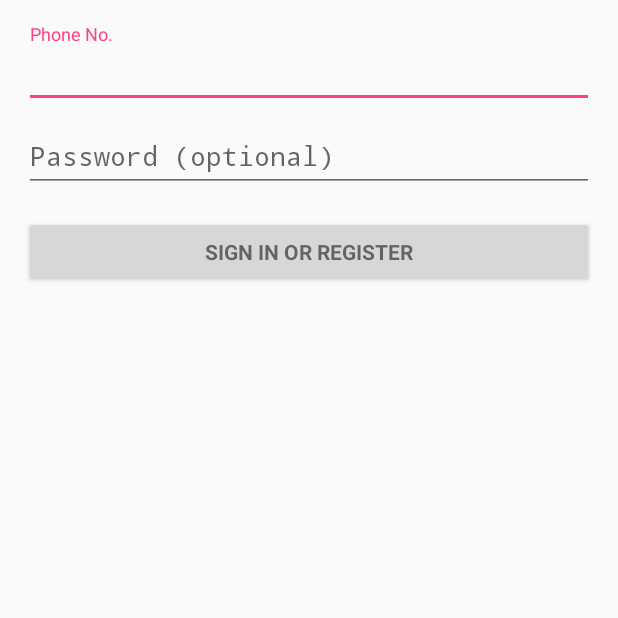
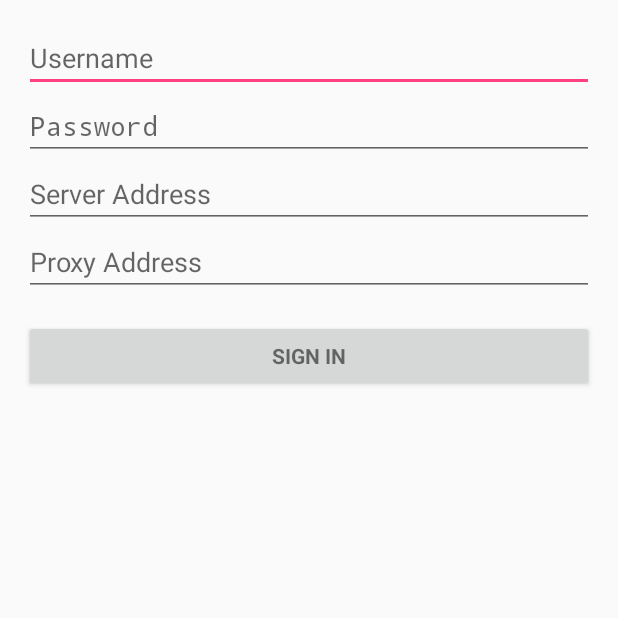
Before and after one commit to Aentfs/Phony-Android, an Android app: the AuthenticatorActivity screen opened directly, with no data from a screen before it, on a phone screen of 412 x 824 dp, the top half of it. Run offline under Robolectric (Android 15) with nearby library versions, the phone set to English and light mode, and no system bars.

Commit message:
Add SIP support to the authenticator

```diff
--- a/app/src/main/java/io/github/aentfs/phony/authenticator/PhonyAuthenticator.java
+++ b/app/src/main/java/io/github/aentfs/phony/authenticator/PhonyAuthenticator.java
@@ -16,6 +16,8 @@ import android.util.Log;
 public class PhonyAuthenticator extends AbstractAccountAuthenticator {
 
     public final static String AUTH_TOKEN_TYPE = "Full access";
+    public final static String KEY_SERVER_ADDRESS = "KEY_SERVER_ADDRESS";
+    public final static String KEY_PROXY_ADDRESS = "KEY_PROXY_ADDRESS";
 
     private final String TAG = "PhonyAuthenticator";
     private final Context mContext;
--- a/app/src/main/java/io/github/aentfs/phony/phone/PhonyUtil.java
+++ b/app/src/main/java/io/github/aentfs/phony/phone/PhonyUtil.java
@@ -33,8 +33,8 @@ public final class PhonyUtil {
         PhoneAccount phone = PhoneAccount.builder(accountHandle, context.getResources().getString(R.string.app_name))
                 .setIcon(Icon.createWithResource(context, R.mipmap.ic_launcher_round))
                 .setCapabilities(PhoneAccount.CAPABILITY_CALL_PROVIDER)
-                .addSupportedUriScheme(PhoneAccount.SCHEME_TEL)
-                .setAddress(Uri.parse("tel:" + accountName))
+                .addSupportedUriScheme(PhoneAccount.SCHEME_SIP)
+                .setAddress(Uri.parse("sip:" + accountName))
                 .build();
 
         TelecomManager telecomManager = (TelecomManager) context.getSystemService(Context.TELECOM_SERVICE);
--- a/app/src/main/res/layout/activity_login.xml
+++ b/app/src/main/res/layout/activity_login.xml
@@ -30,39 +30,43 @@
             android:layout_height="wrap_content"
             android:orientation="vertical">
 
-            <android.support.design.widget.TextInputLayout
-                android:layout_width="match_parent"
-                android:layout_height="wrap_content">
-
             <EditText
-                    android:id="@+id/phone"
+                android:id="@+id/username"
                 android:layout_width="match_parent"
                 android:layout_height="wrap_content"
-                    android:hint="@string/prompt_phone"
-                    android:inputType="phone"
+                android:hint="@string/prompt_username"
+                android:inputType="text"
                 android:maxLines="1" />
-
-            </android.support.design.widget.TextInputLayout>
-
-            <android.support.design.widget.TextInputLayout
-                android:layout_width="match_parent"
-                android:layout_height="wrap_content">
 
             <EditText
                 android:id="@+id/password"
                 android:layout_width="match_parent"
                 android:layout_height="wrap_content"
                 android:hint="@string/prompt_password"
-                    android:imeActionId="@+id/login"
-                    android:imeActionLabel="@string/action_sign_in_short"
-                    android:imeOptions="actionUnspecified"
                 android:inputType="textPassword"
                 android:maxLines="1" />
 
-            </android.support.design.widget.TextInputLayout>
+            <EditText
+                android:id="@+id/server_address"
+                android:layout_width="match_parent"
+                android:layout_height="wrap_content"
+                android:hint="@string/prompt_server_address"
+                android:inputType="text"
+                android:maxLines="1" />
+
+            <EditText
+                android:id="@+id/proxy_address"
+                android:layout_width="match_parent"
+                android:layout_height="wrap_content"
+                android:hint="@string/prompt_proxy_address"
+                android:imeActionId="@+id/login"
+                android:imeActionLabel="@string/action_sign_in"
+                android:imeOptions="actionUnspecified"
+                android:inputType="text"
+                android:maxLines="1"/>
 
             <Button
-                android:id="@+id/phone_sign_in_button"
+                android:id="@+id/sign_in_button"
                 style="?android:textAppearanceSmall"
                 android:layout_width="match_parent"
                 android:layout_height="wrap_content"
--- a/app/src/main/res/values/strings.xml
+++ b/app/src/main/res/values/strings.xml
@@ -3,12 +3,15 @@
     <string name="title_activity_login">Sign in</string>
 
     <!-- Strings related to login -->
-    <string name="prompt_phone">Phone No.</string>
-    <string name="prompt_password">Password (optional)</string>
-    <string name="action_sign_in">Sign in or register</string>
-    <string name="action_sign_in_short">Sign in</string>
-    <string name="error_invalid_phone">This phone number is invalid</string>
+    <string name="prompt_username">Username</string>
+    <string name="prompt_password">Password</string>
+    <string name="prompt_server_address">Server Address</string>
+    <string name="prompt_proxy_address">Proxy Address</string>
+    <string name="action_sign_in">Sign in</string>
     <string name="error_invalid_password">This password is too short</string>
+    <string name="error_incorrect_username">This username is incorrect</string>
     <string name="error_incorrect_password">This password is incorrect</string>
+    <string name="error_incorrect_server_address">This server address is incorrect</string>
+    <string name="error_incorrect_proxy_address">This proxy address is incorrect</string>
     <string name="error_field_required">This field is required</string>
 </resources>
```
Also changed, not shown: app/src/main/java/io/github/aentfs/phony/authenticator/AuthenticatorActivity.java (+78 -26 lines). Lines whose indentation alone changed are shown as unchanged.
